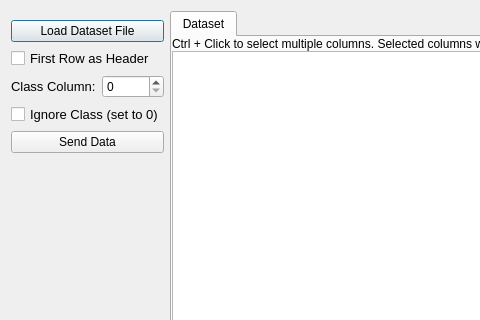
Qt form _IOPlugins/CSVImport/CSVImport.ui (b4silio/MLDemos) before a commit; both pictures show x 0 to 480 and y 0 to 320 of the 757 by 588 pixel window.
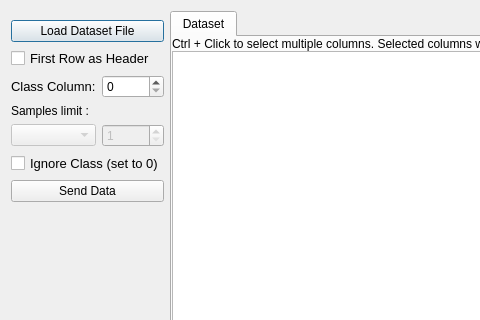
The same form after that commit.

Commit message: CSVImport: added capability to limit imported samples

```diff
--- a/_IOPlugins/CSVImport/CSVImport.ui
+++ b/_IOPlugins/CSVImport/CSVImport.ui
@@ -47,6 +47,19 @@
       <property name="rightMargin">
        <number>0</number>
       </property>
+      <item row="8" column="0" colspan="2">
+       <spacer name="verticalSpacer">
+        <property name="orientation">
+         <enum>Qt::Vertical</enum>
+        </property>
+        <property name="sizeHint" stdset="0">
+         <size>
+          <width>20</width>
+          <height>40</height>
+         </size>
+        </property>
+       </spacer>
+      </item>
       <item row="0" column="0" colspan="2">
        <widget class="QPushButton" name="loadFile">
         <property name="font">
@@ -86,14 +99,7 @@
         </property>
        </widget>
       </item>
-      <item row="5" column="0" colspan="2">
-       <widget class="QPushButton" name="dumpButton">
-        <property name="text">
-         <string>Send Data</string>
-        </property>
-       </widget>
-      </item>
-      <item row="6" column="0">
+      <item row="7" column="0">
        <widget class="QWidget" name="widget_3" native="true">
         <layout class="QGridLayout" name="gridLayout">
          <property name="horizontalSpacing">
@@ -108,20 +114,7 @@
         </layout>
        </widget>
       </item>
-      <item row="7" column="0" colspan="2">
-       <spacer name="verticalSpacer">
-        <property name="orientation">
-         <enum>Qt::Vertical</enum>
-        </property>
-        <property name="sizeHint" stdset="0">
-         <size>
-          <width>20</width>
-          <height>40</height>
-         </size>
-        </property>
-       </spacer>
-      </item>
-      <item row="8" column="0" colspan="2">
+      <item row="9" column="0" colspan="2">
        <widget class="QPushButton" name="closeButton">
         <property name="font">
          <font>
@@ -136,7 +129,7 @@
       <item row="2" column="1">
        <widget class="QSpinBox" name="classColumnSpin"/>
       </item>
-      <item row="4" column="0" colspan="2">
+      <item row="5" column="0" colspan="2">
        <widget class="QCheckBox" name="classIgnoreCheck">
         <property name="font">
          <font>
@@ -148,6 +141,46 @@
         </property>
        </widget>
       </item>
+      <item row="6" column="0" colspan="2">
+       <widget class="QPushButton" name="dumpButton">
+        <property name="text">
+         <string>Send Data</string>
+        </property>
+       </widget>
+      </item>
+      <item row="3" column="0">
+       <widget class="QLabel" name="label_2">
+        <property name="text">
+         <string>Samples limit :</string>
+        </property>
+       </widget>
+      </item>
+      <item row="4" column="0">
+       <widget class="QComboBox" name="importLimitCombo">
+        <property name="enabled">
+         <bool>false</bool>
+        </property>
+        <property name="currentIndex">
+         <number>-1</number>
+        </property>
+       </widget>
+      </item>
+      <item row="4" column="1">
+       <widget class="QSpinBox" name="importLimitSpin">
+        <property name="enabled">
+         <bool>false</bool>
+        </property>
+        <property name="minimum">
+         <number>1</number>
+        </property>
+        <property name="maximum">
+         <number>50000</number>
+        </property>
+        <property name="singleStep">
+         <number>100</number>
+        </property>
+       </widget>
+      </item>
      </layout>
     </widget>
    </item>
```
The commit also changes 3 other files.
